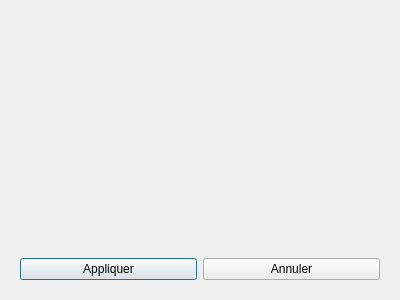
Old version of the form src/ui/filter.ui in the repository Jayllyz/py-data-filter.
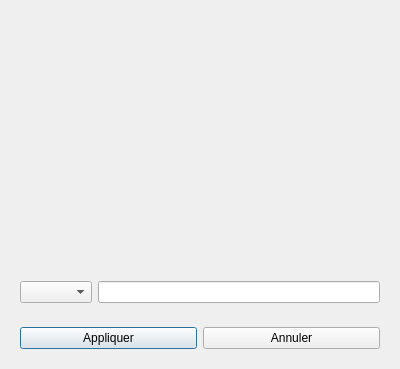
New version of the form.

Commit message:
feat: filter with value (#7)
* feat: filter with value

* fix: imports

The edit to the form file:
```diff
--- a/src/ui/filter.ui
+++ b/src/ui/filter.ui
@@ -7,7 +7,7 @@
     <x>0</x>
     <y>0</y>
     <width>400</width>
-    <height>300</height>
+    <height>369</height>
    </rect>
   </property>
   <property name="windowTitle">
@@ -24,6 +24,18 @@
      </property>
     </widget>
    </item>
+   <item>
+    <widget class="QWidget" name="widget" native="true">
+     <layout class="QHBoxLayout" name="horizontalLayout_2">
+      <item>
+       <widget class="QComboBox" name="comboBoxKey"/>
+      </item>
+      <item>
+       <widget class="QLineEdit" name="inputKey"/>
+      </item>
+     </layout>
+    </widget>
+   </item>
    <item>
     <widget class="QWidget" name="widget_2" native="true">
      <layout class="QHBoxLayout" name="horizontalLayout">
```
The commit also changes 3 other files.
